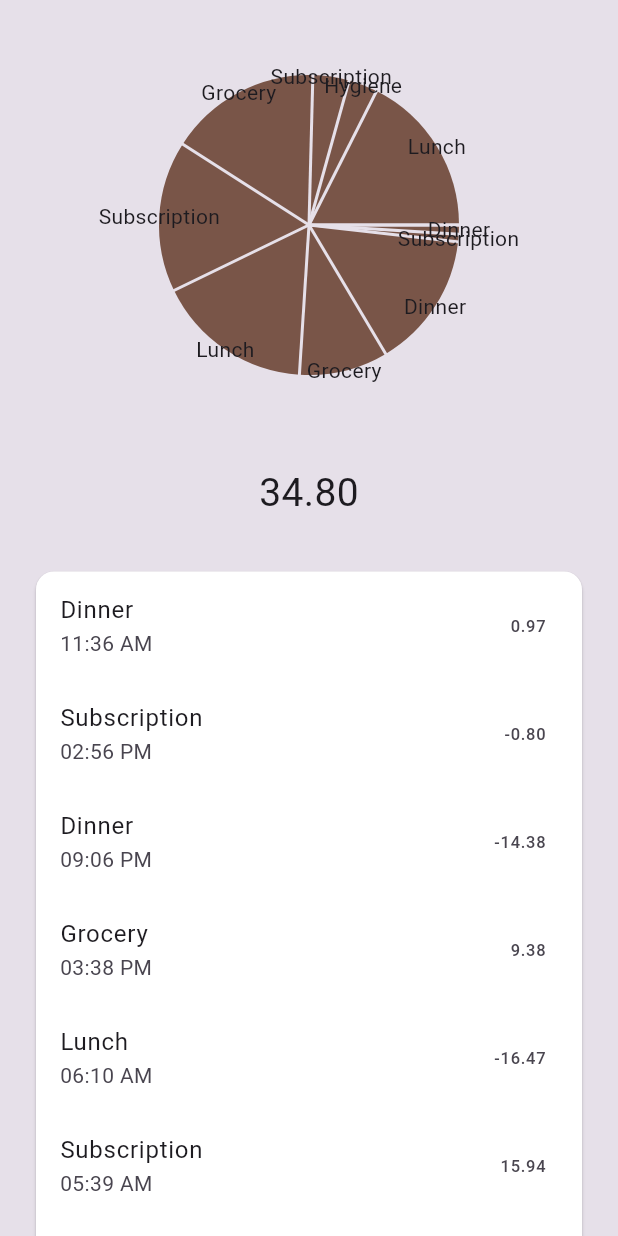
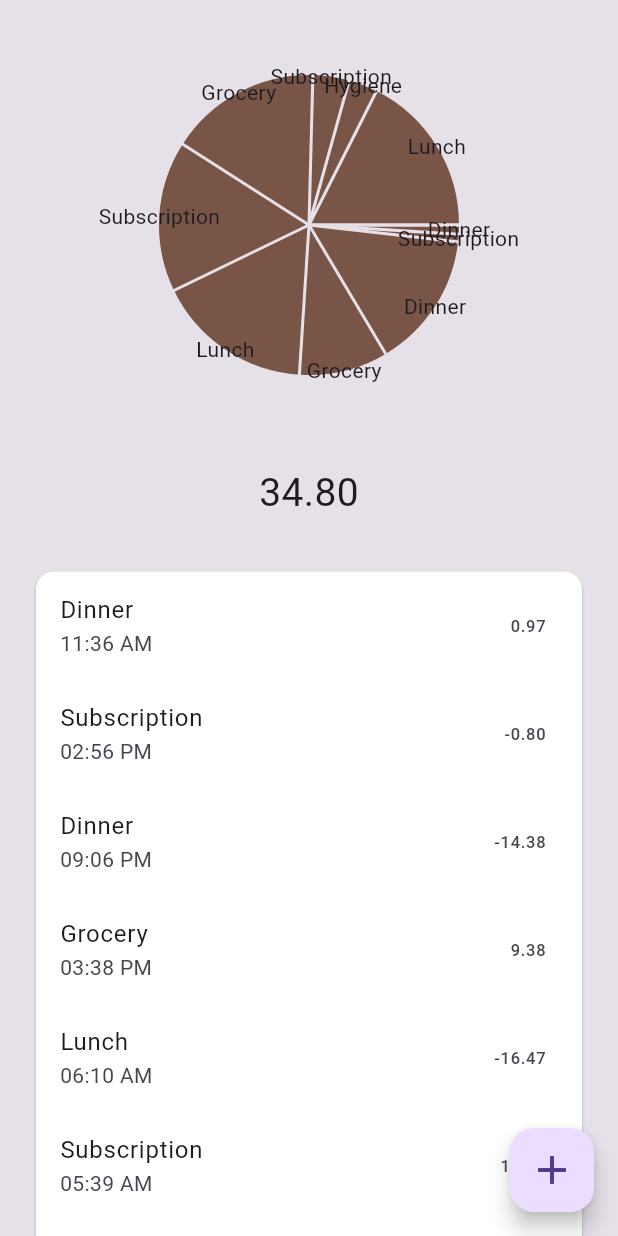
Before and after one commit to aidilrx04/duitgone2, a Flutter app: the screen it shows after launch, on a phone screen of 412 x 824 dp. Run offline on Flutter 3.47's test engine with Material 3 defaults, Android fonts, the phone set to English and light mode, and no system bars; drawn by our look-alikes of fl_chart.

Commit message:
add floating action button

```diff
--- a/lib/main.dart
+++ b/lib/main.dart
@@ -19,6 +19,13 @@ class MyApp extends StatelessWidget {
     return MaterialApp(
       home: Scaffold(
         backgroundColor: Theme.of(context).colorScheme.surfaceContainerHighest,
+        floatingActionButton: FloatingActionButton(
+          onPressed: () {},
+          child: Icon(
+            Icons.add,
+            size: 32,
+          ),
+        ),
         body: ListView(
           children: [
             SizedBox(
```
